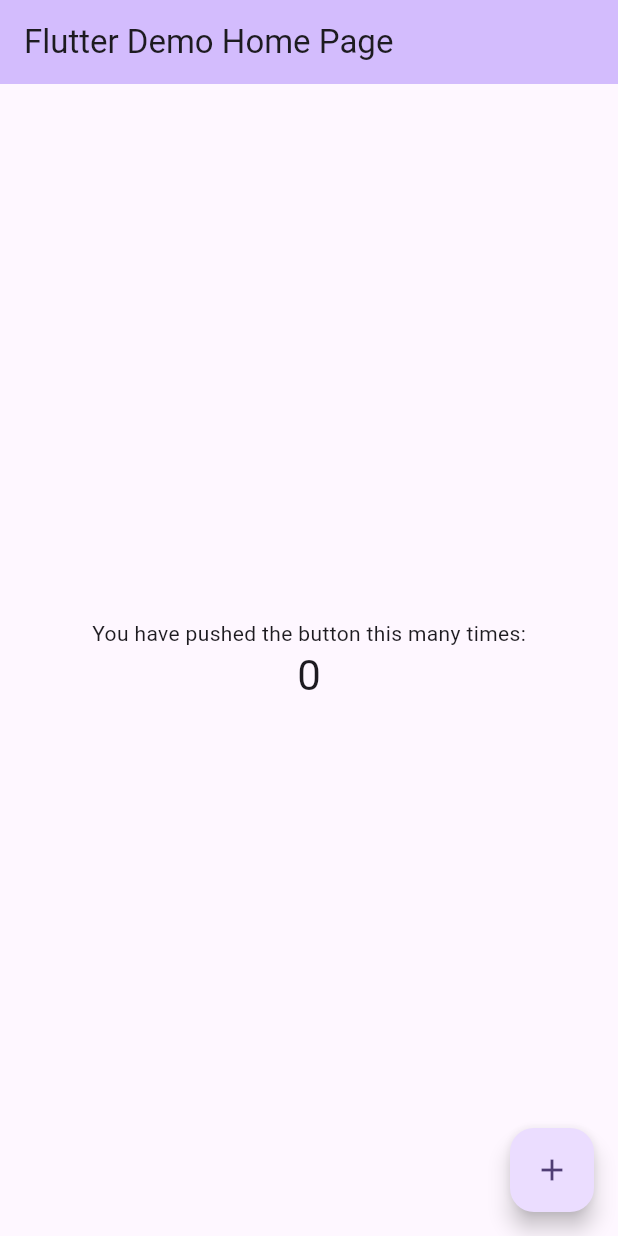
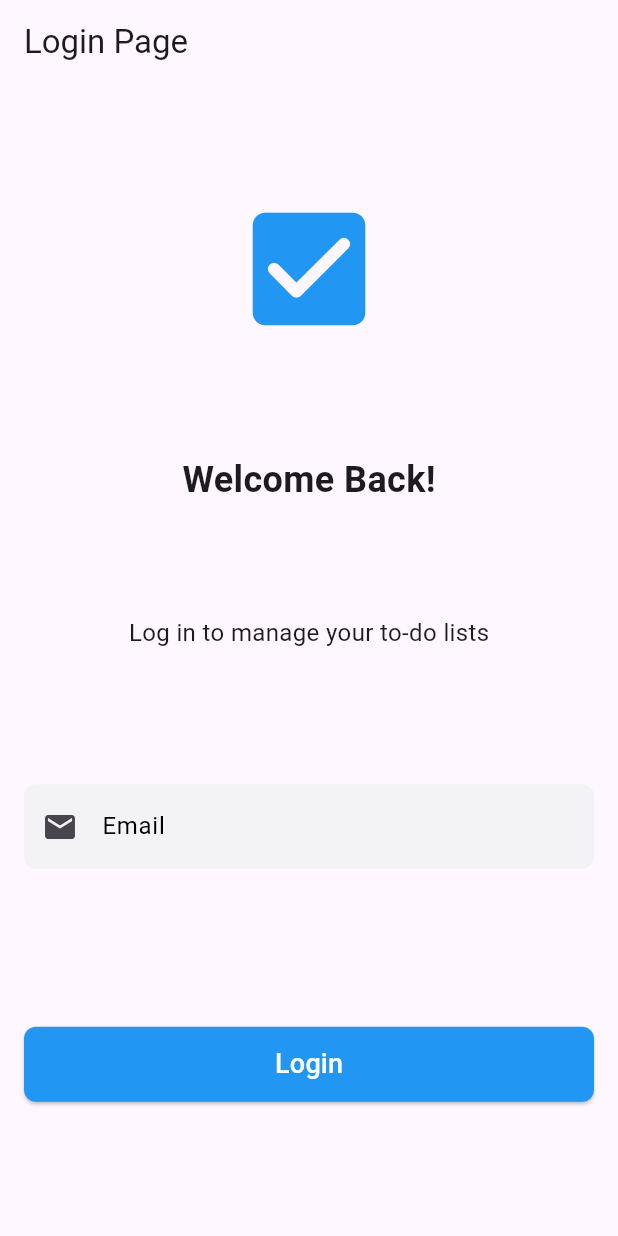
Before and after one commit to AhmedAbdelaal345/todo_app_debi_2, a Flutter app: the screen it shows after launch, on a phone screen of 412 x 824 dp. Run offline on Flutter 3.47's test engine with Material 3 defaults, Android fonts, the phone set to English and light mode, and no system bars; our stand-ins replace flutter_bloc, fluttertoast, shared_preferences; missing offline and left inert: dart:ffi.

Commit message:
let's go

```diff
--- /dev/null
+++ b/lib/cubit/todo_state.dart
@@ -0,0 +1,14 @@
+import 'package:todo_app_debi/model/todo_model.dart';
+
+abstract class TodoState {}
+
+class IntitialState extends TodoState {}
+
+class LoadedState extends TodoState {
+  final List<TodoModel> todos;
+  LoadedState({required this.todos});
+}
+
+class TodoDeletedSuccessfully extends TodoState {}
+
+class LoadingTodos extends TodoState {}
--- a/lib/main.dart
+++ b/lib/main.dart
@@ -1,4 +1,9 @@
 import 'package:flutter/material.dart';
+import 'package:flutter_bloc/flutter_bloc.dart';
+import 'package:todo_app_debi/cubit/todo_cubit.dart';
+import 'package:todo_app_debi/pages/login_page.dart';
+import 'package:todo_app_debi/pages/todo_page.dart';
+import 'package:todo_app_debi/pages/wrapper_page.dart';
 
 void main() {
   runApp(const MyApp());
@@ -10,113 +15,15 @@ class MyApp extends StatelessWidget {
   // This widget is the root of your application.
   @override
   Widget build(BuildContext context) {
-    return MaterialApp(
-      title: 'Flutter Demo',
-      theme: ThemeData(
-        // This is the theme of your application.
-        //
-        // TRY THIS: Try running your application with "flutter run". You'll see
-        // the application has a purple toolbar. Then, without quitting the app,
-        // try changing the seedColor in the colorScheme below to Colors.green
-        // and then invoke "hot reload" (save your changes or press the "hot
-        // reload" button in a Flutter-supported IDE, or press "r" if you used
-        // the command line to start the app).
-        //
-        // Notice that the counter didn't reset back to zero; the application
-        // state is not lost during the reload. To reset the state, use hot
-        // restart instead.
-        //
-        // This works for code too, not just values: Most code changes can be
-        // tested with just a hot reload.
-        colorScheme: ColorScheme.fromSeed(seedColor: Colors.deepPurple),
+    return BlocProvider(
+      create: (context) => TodoCubit(),
+      child: MaterialApp(
+        home: LoginPage(),
+        routes: {
+          TodoPage.id: (context) => const TodoPage(),
+          WrapperPage.id: (context) => const WrapperPage(),
+        },
       ),
-      home: const MyHomePage(title: 'Flutter Demo Home Page'),
     );
   }
 }
-
-class MyHomePage extends StatefulWidget {
-  const MyHomePage({super.key, required this.title});
-
-  // This widget is the home page of your application. It is stateful, meaning
-  // that it has a State object (defined below) that contains fields that affect
-  // how it looks.
-
-  // This class is the configuration for the state. It holds the values (in this
-  // case the title) provided by the parent (in this case the App widget) and
-  // used by the build method of the State. Fields in a Widget subclass are
-  // always marked "final".
-
-  final String title;
-
-  @override
-  State<MyHomePage> createState() => _MyHomePageState();
-}
-
-class _MyHomePageState extends State<MyHomePage> {
-  int _counter = 0;
-
-  void _incrementCounter() {
-    setState(() {
-      // This call to setState tells the Flutter framework that something has
-      // changed in this State, which causes it to rerun the build method below
-      // so that the display can reflect the updated values. If we changed
-      // _counter without calling setState(), then the build method would not be
-      // called again, and so nothing would appear to happen.
-      _counter++;
-    });
-  }
-
-  @override
-  Widget build(BuildContext context) {
-    // This method is rerun every time setState is called, for instance as done
-    // by the _incrementCounter method above.
-    //
-    // The Flutter framework has been optimized to make rerunning build methods
-    // fast, so that you can just rebuild anything that needs updating rather
-    // than having to individually change instances of widgets.
-    return Scaffold(
-      appBar: AppBar(
-        // TRY THIS: Try changing the color here to a specific color (to
-        // Colors.amber, perhaps?) and trigger a hot reload to see the AppBar
-        // change color while the other colors stay the same.
-        backgroundColor: Theme.of(context).colorScheme.inversePrimary,
-        // Here we take the value from the MyHomePage object that was created by
-        // the App.build method, and use it to set our appbar title.
-        title: Text(widget.title),
-      ),
-      body: Center(
-        // Center is a layout widget. It takes a single child and positions it
-        // in the middle of the parent.
-        child: Column(
-          // Column is also a layout widget. It takes a list of children and
-          // arranges them vertically. By default, it sizes itself to fit its
-          // children horizontally, and tries to be as tall as its parent.
-          //
-          // Column has various properties to control how it sizes itself and
-          // how it positions its children. Here we use mainAxisAlignment to
-          // center the children vertically; the main axis here is the vertical
-          // axis because Columns are vertical (the cross axis would be
-          // horizontal).
-          //
-          // TRY THIS: Invoke "debug painting" (choose the "Toggle Debug Paint"
-          // action in the IDE, or press "p" in the console), to see the
-          // wireframe for each widget.
-          mainAxisAlignment: MainAxisAlignment.center,
-          children: <Widget>[
-            const Text('You have pushed the button this many times:'),
-            Text(
-              '$_counter',
-              style: Theme.of(context).textTheme.headlineMedium,
-            ),
-          ],
-        ),
-      ),
-      floatingActionButton: FloatingActionButton(
-        onPressed: _incrementCounter,
-        tooltip: 'Increment',
-        child: const Icon(Icons.add),
-      ), // This trailing comma makes auto-formatting nicer for build methods.
-    );
-  }
-}
--- a/lib/model/todo_model.dart
+++ b/lib/model/todo_model.dart
@@ -0,0 +1,15 @@
+import 'dart:ffi';
+
+class TodoModel {
+  String email;
+  final String title;
+  final int id;
+  TodoModel({required this.title, required this.id,required this.email});
+  factory TodoModel.fromJson(Map<String, dynamic> json) {
+    return TodoModel(id: json['id'], title: json['title'],email:json["email"]);
+  }
+
+  Map<String, dynamic> toJson() {
+    return {'id': id, 'title': title,"email":email};
+  }
+}
--- a/lib/pages/login_page.dart
+++ b/lib/pages/login_page.dart
@@ -0,0 +1,105 @@
+import 'package:flutter/material.dart';
+import 'package:flutter_bloc/flutter_bloc.dart';
+import 'package:todo_app_debi/cubit/todo_cubit.dart';
+import 'package:todo_app_debi/pages/todo_page.dart';
+import 'package:todo_app_debi/pages/wrapper_page.dart';
+
+class LoginPage extends StatelessWidget {
+  const LoginPage({super.key});
+
+  static const emailvaild = r"^[\w\.-]+@([\w-]+\.)+[\w-]{2,4}$";
+
+  @override
+  Widget build(BuildContext context) {
+    final _formKey = GlobalKey<FormState>();
+    TextEditingController email = TextEditingController();
+    return Scaffold(
+      appBar: AppBar(title: const Text('Login Page')),
+      body: Form(
+        key: _formKey,
+        child: Column(
+          mainAxisAlignment: MainAxisAlignment.spaceEvenly,
+          children: [
+            const Icon(Icons.check_box_rounded, size: 100, color: Colors.blue),
+            const Center(
+              child: Text(
+                'Welcome Back!',
+                style: TextStyle(fontSize: 24, fontWeight: FontWeight.bold),
+              ),
+            ),
+            const Center(
+              child: Text(
+                'Log in to manage your to-do lists',
+                style: TextStyle(fontSize: 16, fontWeight: FontWeight.w400),
+              ),
+            ),
+            Padding(
+              padding: const EdgeInsets.all(16.0),
+              child: TextFormField(
+                controller: email,
+                validator: (value) {
+                  if (value == null || value.isEmpty) {
+                    return "You must enter the email";
+                  }
+                  if (!RegExp(emailvaild).hasMatch(value.trim())) {
+                    return "The email isn't correct";
+                  }
+                  return null;
+                },
+                style: const TextStyle(color: Colors.grey),
+                cursorColor: Colors.grey,
+                decoration: InputDecoration(
+                  filled: true,
+                  fillColor: const Color(0xffF3F3F5),
+                  labelText: 'Email',
+                  labelStyle: const TextStyle(color: Colors.black),
+                  hintText: "Enter your email",
+                  prefixIcon: const Icon(Icons.email),
+                  hintStyle: const TextStyle(color: Colors.grey),
+                  border: OutlineInputBorder(
+                    borderRadius: BorderRadius.circular(8.0),
+                    borderSide: const BorderSide(color: Color(0xffF3F3F5)),
+                  ),
+                  enabledBorder: OutlineInputBorder(
+                    borderRadius: BorderRadius.circular(8),
+                    borderSide: const BorderSide(color: Color(0xffF3F3F5)),
+                  ),
+                  focusedBorder: OutlineInputBorder(
+                    borderRadius: BorderRadius.circular(8.0),
+                    borderSide: const BorderSide(color: Color(0xffF3F3F5)),
+                  ),
+                ),
+              ),
+            ),
+            Padding(
+              padding: const EdgeInsets.all(16.0),
+              child: ElevatedButton(
+                onPressed: () {
+                  if (_formKey.currentState!.validate()) {
+                    context.read<TodoCubit>().email = email;
+                    Navigator.pushNamed(context, WrapperPage.id);
+                  }
+                },
+                style: ButtonStyle(
+                  minimumSize: WidgetStateProperty.all(
+                    const Size(double.infinity, 50),
+                  ),
+                  backgroundColor: WidgetStateProperty.all(Colors.blue),
+                  shape: WidgetStateProperty.all(
+                    RoundedRectangleBorder(
+                      borderRadius: BorderRadius.circular(8),
+                    ),
+                  ),
+                ),
+                child: const Text(
+                  'Login',
+                  style: TextStyle(fontSize: 18, color: Colors.white),
+                ),
+              ),
+            ),
+          ],
+        ),
+      ),
+    );
+  }
+}
--- /dev/null
+++ b/lib/utils/constants.dart
@@ -0,0 +1,3 @@
+class Constants {
+  static const String perKey = "todos";
+}
```
Also changed, not shown: lib/cubit/todo_cubit.dart (+57 -0 lines), lib/pages/profile_page.dart (+10 -0 lines), lib/pages/todo_page.dart (+193 -0 lines), lib/pages/wrapper_page.dart (added, +45 -0 lines), pubspec.yaml (+5 -16 lines), pubspec.lock, 2 other files.
